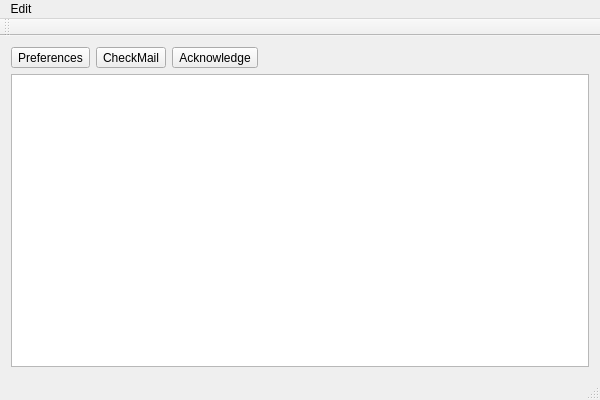
This is qtincoming.ui in hardaker/qmailcheck as Qt 5 draws it before an edit. The edited form follows.
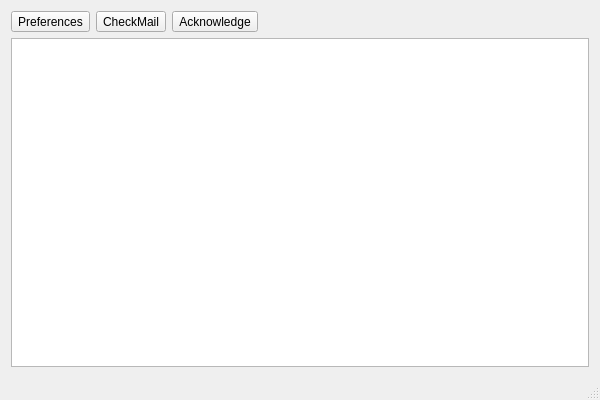
This is the edited form.

Commit message: remove menubar and toolbar

The edit to the form file:
```diff
--- a/qtincoming.ui
+++ b/qtincoming.ui
@@ -83,31 +83,6 @@
     </item>
    </layout>
   </widget>
-  <widget class="QMenuBar" name="menuBar">
-   <property name="geometry">
-    <rect>
-     <x>0</x>
-     <y>0</y>
-     <width>600</width>
-     <height>21</height>
-    </rect>
-   </property>
-   <widget class="QMenu" name="menuEdit">
-    <property name="title">
-     <string>Edit</string>
-    </property>
-    <addaction name="actionPreferences"/>
-   </widget>
-   <addaction name="menuEdit"/>
-  </widget>
-  <widget class="QToolBar" name="mainToolBar">
-   <attribute name="toolBarArea">
-    <enum>TopToolBarArea</enum>
-   </attribute>
-   <attribute name="toolBarBreak">
-    <bool>false</bool>
-   </attribute>
-  </widget>
   <widget class="QStatusBar" name="statusBar"/>
   <action name="actionPreferences">
    <property name="text">
```
The commit also changes 1 other file.
